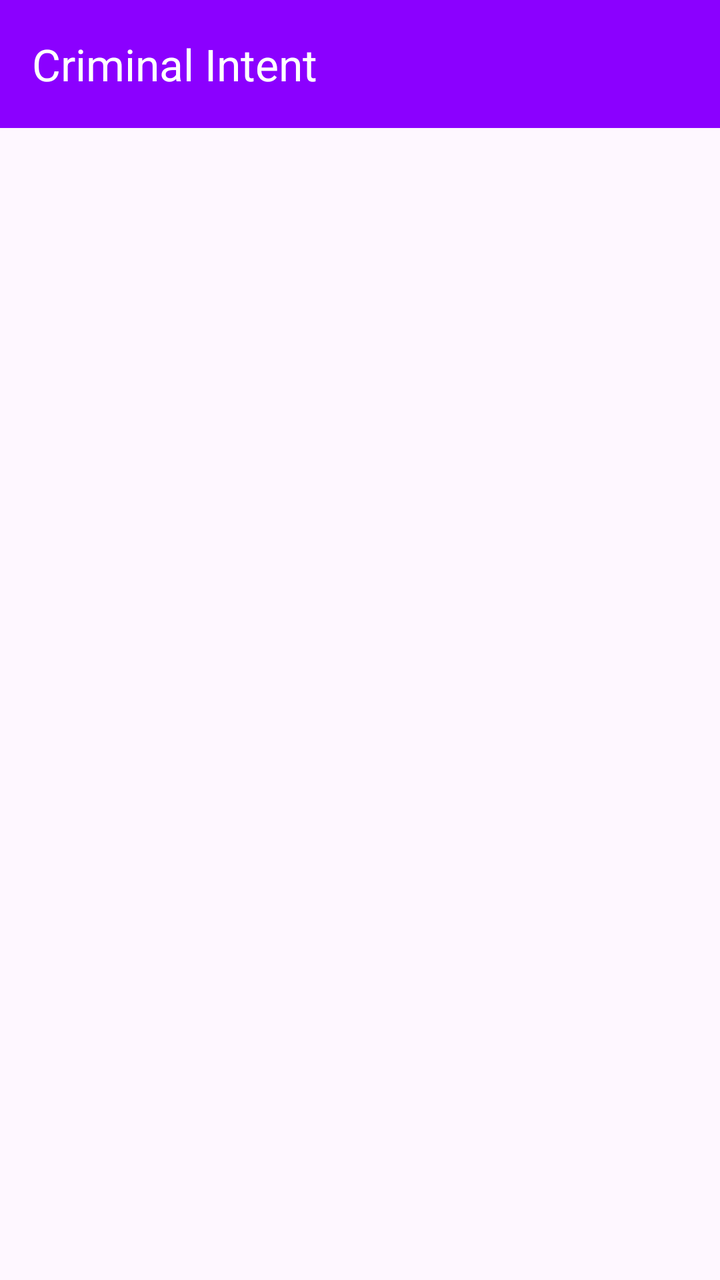
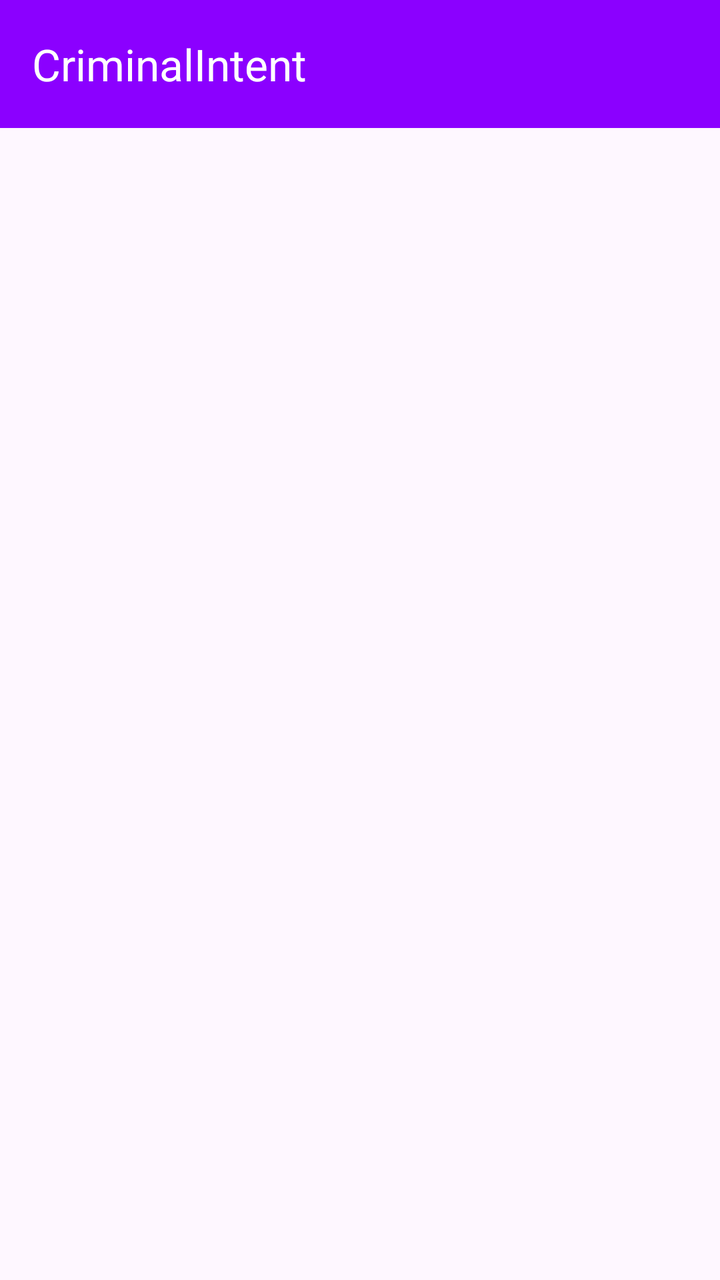

An Android layout rendered at two revisions. The XML below is the earlier revision; the diff shows what the commit changed to produce the second picture.
<!-- AndroidManifest.xml: application theme Theme.CriminalIntent -->
<!-- res/layout/activity_fragment.xml -->
<?xml version="1.0" encoding="utf-8"?>
<LinearLayout xmlns:android="http://schemas.android.com/apk/res/android"
    xmlns:app="http://schemas.android.com/apk/res-auto"
    android:layout_width="match_parent"
    android:layout_height="match_parent"
    android:orientation="vertical">

    <com.google.android.material.appbar.MaterialToolbar
        android:id="@+id/top_app_bar"
        android:layout_width="match_parent"
        android:layout_height="?attr/actionBarSize"
        android:background="@color/violet"
        app:title="Criminal Intent"
        app:titleTextColor="@android:color/white"
        app:subtitleTextColor="@android:color/white"
        android:theme="@style/ThemeOverlay.AppCompat.Dark.ActionBar"/>

    <FrameLayout
        android:id="@+id/fragment_container"
        android:layout_width="match_parent"
        android:layout_height="match_parent" />

</LinearLayout>
<!-- resources referenced by this layout -->
<resources>
  <color name="violet">#8B00FF</color>
  <style name="Theme.CriminalIntent" parent="Base.Theme.CriminalIntent" />
  <style name="Base.Theme.CriminalIntent" parent="Theme.Material3.DayNight.NoActionBar">
          
          
      </style>
</resources>

<!-- the commit's change to res/layout/activity_fragment.xml (unified diff, before → after) -->
@@ -10,7 +10,7 @@
         android:layout_width="match_parent"
         android:layout_height="?attr/actionBarSize"
         android:background="@color/violet"
-        app:title="Criminal Intent"
+        app:title="CriminalIntent"
         app:titleTextColor="@android:color/white"
         app:subtitleTextColor="@android:color/white"
         android:theme="@style/ThemeOverlay.AppCompat.Dark.ActionBar"/>
